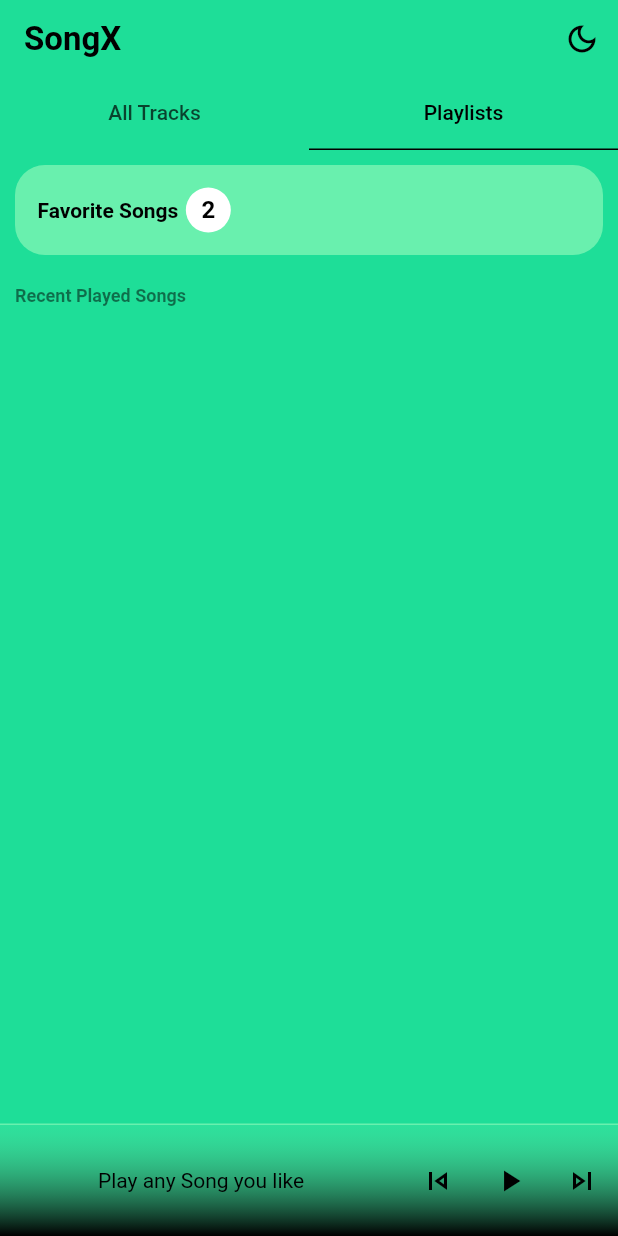
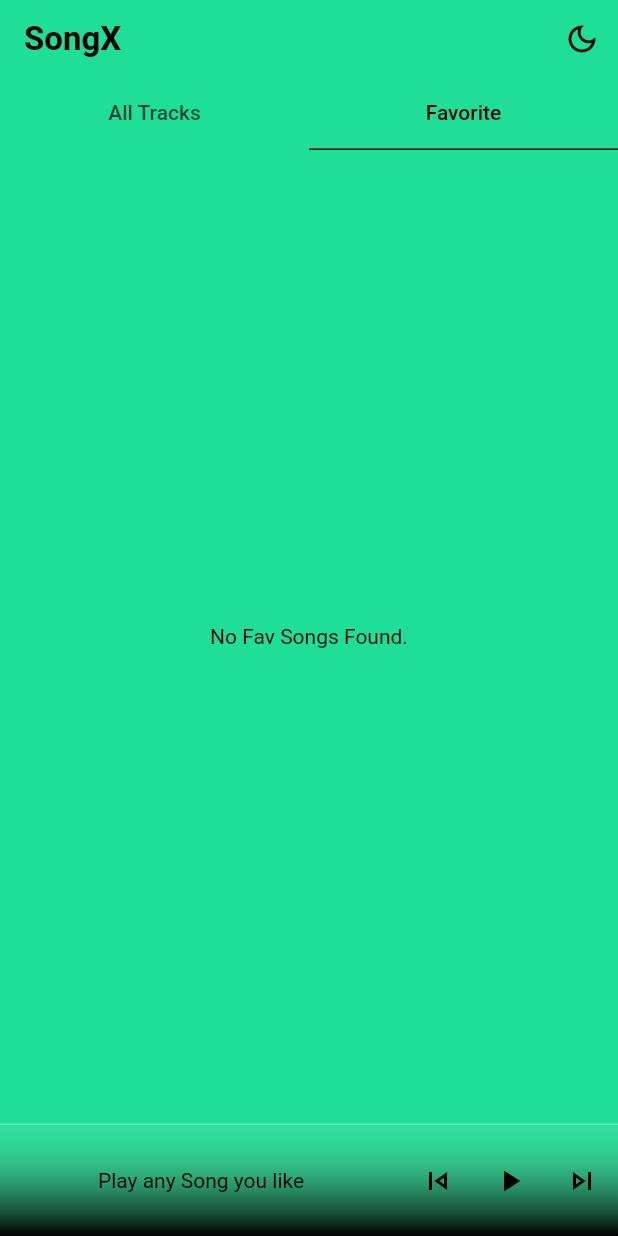
Before and after one commit to kailasnv/songx-music-player, a Flutter app: the screen it shows after launch, tab 2 chosen, on a phone screen of 412 x 824 dp. Run offline on Flutter 3.47's test engine with Material 2 defaults, Android fonts, the phone set to English and light mode, and no system bars; our stand-ins replace audio_video_progress_bar, bloc, flutter_bloc, hive_flutter, just_audio, on_audio_query and 1 more; accounts and stored records are empty.

Commit message:
song events completed, add to fav playlist with hive - Done

```diff
--- a/lib/data/hive class/database.dart
+++ b/lib/data/hive class/database.dart
@@ -1,20 +1,25 @@
-import 'package:flutter/material.dart';
-import 'package:on_audio_query/on_audio_query.dart';
+import 'package:hive_flutter/hive_flutter.dart';
+import 'package:songx/presentation/state_managment/songs_bloc/songs_bloc.dart';
 
-// class Database extends ChangeNotifier {
-//   // list of fav songs
-//   List<SongModel> favoriteSongList = [];
-//   List<SongModel> recentSongList = [];
+class Database {
+  // temporary variable to store data , and to upload to hive
+  List<int> favIDs = [];
 
-//   addToRecent(SongModel currentSong) {
-//     recentSongList.add(currentSong);
-//     notifyListeners();
-//   }
+  // open hive db ref
+  final myBox = Hive.box("favorite");
 
-//   // add to fav method
-//   addToFavorite(SongModel newSong) {
-//     print("adding to fav list ");
-//     favoriteSongList.add(newSong);
-//     notifyListeners();
-//   }
-// }
+  // this will give all data from HIVE
+  loadDataFromHive() {
+    if (myBox.get("FAV_KEY") != null) {
+      favIDs = myBox.get("FAV_KEY");
+    }
+  }
+
+  // add or remove from database
+  updateDatabase(SongsState state) async {
+    for (var i = 0; i < state.favoritePlaylist.length; i++) {
+      favIDs.add(state.favoritePlaylist[i].id);
+    }
+    await myBox.put("FAV_KEY", favIDs);
+  }
+}
--- /dev/null
+++ b/lib/data/models/position_data.dart
@@ -0,0 +1,12 @@
+// used for music time stamp position
+class PositionData {
+  final Duration position;
+  final Duration bufferedPosition;
+  final Duration duration;
+
+  const PositionData({
+    required this.position,
+    required this.bufferedPosition,
+    required this.duration,
+  });
+}
--- a/lib/main.dart
+++ b/lib/main.dart
@@ -12,6 +12,8 @@ Future<void> main() async {
   WidgetsFlutterBinding.ensureInitialized();
   // initialize hive
   await Hive.initFlutter();
+  await Hive.openBox("favorite"); // Fav songs
+  await Hive.openBox("theme"); // theme mode ?
 
   runApp(MultiProvider(
     providers: [
@@ -29,7 +31,7 @@ class MyApp extends StatelessWidget {
     return MultiBlocProvider(
       providers: [
         BlocProvider(create: (context) => ThemeCubit()), // manages theme
-        BlocProvider(create: (context) => SongsBloc()),
+        BlocProvider(create: (context) => SongsBloc()), // manages songs
       ],
       child: BlocBuilder<ThemeCubit, ThemeState>(
         builder: (context, state) {
--- a/lib/presentation/pages/homepage/home_screen.dart
+++ b/lib/presentation/pages/homepage/home_screen.dart
@@ -2,7 +2,7 @@ import 'package:flutter/material.dart';
 import 'package:flutter_bloc/flutter_bloc.dart';
 import 'package:on_audio_query/on_audio_query.dart';
 import 'package:provider/provider.dart';
-import 'package:songx/presentation/pages/homepage/widgets/playlists.dart';
+import 'package:songx/presentation/pages/homepage/widgets/favorite.dart';
 import 'package:songx/presentation/pages/homepage/widgets/tracks.dart';
 import 'package:songx/presentation/state_managment/player_provider/audio_player_prov.dart';
 
@@ -28,10 +28,17 @@ class _HomeScreenState extends State<HomeScreen> {
   void initState() {
     _audioQuery = OnAudioQuery();
     requestStoragePermission(_audioQuery);
+
+    // get all tracks from mobile storage
     BlocProvider.of<SongsBloc>(context)
         .add(FetchAllSongsEvent(audioQuery: _audioQuery));
+
     // init the audio player
     Provider.of<AudioProvider>(context, listen: false).initMyAudioPlayer();
+
+    // get all favorite songs from hive db
+    BlocProvider.of<SongsBloc>(context).add(FetchFavoritePlaylistEvent());
+
     super.initState();
   }
 
@@ -44,7 +51,7 @@ class _HomeScreenState extends State<HomeScreen> {
   // list of all 4 page
   static const List<Widget> categories = [
     TracksPage(),
-    PlaylistsPage(),
+    FavoritePage(),
   ];
 
   @override
--- /dev/null
+++ b/lib/presentation/pages/homepage/widgets/favorite.dart
@@ -0,0 +1,34 @@
+import 'package:flutter/material.dart';
+import 'package:flutter_bloc/flutter_bloc.dart';
+
+import '../../../state_managment/songs_bloc/songs_bloc.dart';
+import '../../../widgets/songtile.dart';
+
+class FavoritePage extends StatelessWidget {
+  const FavoritePage({super.key});
+
+  //
+  @override
+  Widget build(BuildContext context) {
+    return BlocBuilder<SongsBloc, SongsState>(
+      builder: (context, state) {
+        if (state.isLoading) {
+          return const Center(child: CircularProgressIndicator());
+        }
+        if (state.favoritePlaylist.isNotEmpty) {
+          return ListView.builder(
+            itemCount: state.favoritePlaylist.length,
+            itemBuilder: (context, index) {
+              // this [song] will get me each individual songs
+              final song = state.favoritePlaylist[index];
+
+              return SongTileWidget(song: song, index: index);
+            },
+          );
+        } else {
+          return const Center(child: Text("No Fav Songs Found."));
+        }
+      },
+    );
+  }
+}
--- a/lib/presentation/pages/homepage/widgets/playlists.dart
+++ /dev/null
@@ -1,104 +0,0 @@
-import 'package:flutter/material.dart';
-
-class PlaylistsPage extends StatelessWidget {
-  const PlaylistsPage({super.key});
-
-  //
-  @override
-  Widget build(BuildContext context) {
-    return SingleChildScrollView(
-      child: Column(
-        children: [
-          // fav songs list
-
-          Padding(
-            padding: const EdgeInsets.all(10),
-            child: Container(
-              height: 60,
-              padding: const EdgeInsets.all(15),
-              decoration: BoxDecoration(
-                borderRadius: BorderRadius.circular(20),
-                color: Theme.of(context).primaryColorLight,
-              ),
-              child: Center(
-                  child: Row(
-                children: const [
-                  Text("Favorite Songs",
-                      style: TextStyle(fontWeight: FontWeight.bold)),
-                  CircleAvatar(
-                    backgroundColor: Colors.white,
-                    child: Text("2",
-                        style: TextStyle(
-                          fontWeight: FontWeight.bold,
-                          color: Colors.black,
-                        )),
-                  ),
-                ],
-              )),
-            ),
-          ),
-
-          // recent played songs list
-          HeadingTitleWidget(
-            title: "Recent Played Songs",
-            canShowMoreButton: false,
-            onTap: () {},
-          ),
-          // Consumer<Database>(
-          //   builder: (context, state, _) {
-          //     if (state.favoriteSongList.isNotEmpty) {
-          //       return ListView.builder(
-          //         shrinkWrap: true,
-          //         physics: const NeverScrollableScrollPhysics(),
-          //         itemCount: state.favoriteSongList.length,
-          //         itemBuilder: (context, index) {
-          //           var song = state.favoriteSongList[index];
-
-          //           return ListTile(title: Text(song.title));
-          //         },
-          //       );
-          //     } else {
-          //       return const Text("No Recent Songs.");
-          //     }
-          //   },
-          // ),
-        ],
-      ),
-    );
-  }
-}
-
-class HeadingTitleWidget extends StatelessWidget {
-  const HeadingTitleWidget({
-    super.key,
-    required this.canShowMoreButton,
-    required this.onTap,
-    required this.title,
-  });
-
-  final String title;
-  final bool canShowMoreButton;
-  final void Function()? onTap;
-  static const style = TextStyle(fontWeight: FontWeight.bold, fontSize: 12);
-  @override
-  Widget build(BuildContext context) {
-    return Padding(
-      padding: const EdgeInsets.all(10),
-      child: Opacity(
-        opacity: 0.5,
-        child: Row(
-          mainAxisAlignment: MainAxisAlignment.spaceBetween,
-          children: [
-            Text(title, style: style),
-            canShowMoreButton
-                ? GestureDetector(
-                    onTap: onTap,
-                    child: const Text("Show All", style: style),
-                  )
-                : const SizedBox(),
-          ],
-        ),
-      ),
-    );
-  }
-}
--- a/lib/presentation/state_managment/songs_bloc/songs_bloc.dart
+++ b/lib/presentation/state_managment/songs_bloc/songs_bloc.dart
@@ -1,19 +1,26 @@
 import 'package:bloc/bloc.dart';
+import 'package:flutter/material.dart';
 import 'package:flutter_bloc/flutter_bloc.dart';
 import 'package:on_audio_query/on_audio_query.dart';
+import 'package:songx/data/hive%20class/database.dart';
 import 'package:songx/domain/repo/fetchsongs_repo.dart';
 import 'package:just_audio/just_audio.dart';
+
+import '../../../utils/snackbar.dart';
 
 part 'songs_event.dart';
 part 'songs_state.dart';
 
 class SongsBloc extends Bloc<SongsEvent, SongsState> {
-  SongsBloc() : super(SongsInitial(isLoading: false, isPlaying: false)) {
+  SongsBloc()
+      : super(SongsInitial(
+            isLoading: false, isPlaying: false, favoritePlaylist: [])) {
     // GET ALL SONGS from device storage
     on<FetchAllSongsEvent>((event, emit) async {
       emit(SongsState(
         isLoading: true,
         isPlaying: false,
+        favoritePlaylist: state.favoritePlaylist,
       ));
 
       final songs = await Repositary.getAllSongsFromDevice(event.audioQuery);
@@ -22,6 +29,7 @@ class SongsBloc extends Bloc<SongsEvent, SongsState> {
         isLoading: false,
         allTracksPlaylist: songs, //update the main list of songs
         isPlaying: false,
+        favoritePlaylist: state.favoritePlaylist,
       ));
     });
 
@@ -30,13 +38,14 @@ class SongsBloc extends Bloc<SongsEvent, SongsState> {
       var audioPlayer = event.audioPlayer;
 
       if (!audioPlayer.playing) {
-        // if NOT playing , iam going to play it
+        // if NOT playing , iam going to play it.
         emit(SongsState(
           isLoading: false,
           currentSong: event.currentSong, // updating current song
           allTracksPlaylist: state.allTracksPlaylist,
           isPlaying: true, // before play method , updating this to true
           songIndex: event.songIndex,
+          favoritePlaylist: state.favoritePlaylist,
         ));
         // sets file to audioplayer  , then play the song..
         await audioPlayer
@@ -44,21 +53,22 @@ class SongsBloc extends Bloc<SongsEvent, SongsState> {
         await audioPlayer.play();
       }
 
-      // if already playing........... ,
+      // if already playing .. ... ... ... ,
       if (audioPlayer.playing) {
-        // checking if the user tapped the same song   or a new song
+        // there is 2 scenarios-
+        // checking if the user tapped the same song /or a new song
         if (event.currentSong == state.currentSong) {
           // if user tapped same song - then PAUSE the song
 
           emit(SongsState(
             isLoading: false,
-            currentSong:
-                event.currentSong, // updating current song from user event
+            currentSong: event.currentSong,
             allTracksPlaylist: state.allTracksPlaylist,
             isPlaying: false,
             songIndex: state.songIndex,
+            favoritePlaylist: state.favoritePlaylist,
           ));
-          await audioPlayer.pause(); // pause
+          await audioPlayer.pause(); // pause the song
         } else {
           // if user tapped a NEW song then play the new song
           emit(SongsState(
@@ -67,6 +77,7 @@ class SongsBloc extends Bloc<SongsEvent, SongsState> {
             allTracksPlaylist: state.allTracksPlaylist,
             isPlaying: true,
             songIndex: event.songIndex,
+            favoritePlaylist: state.favoritePlaylist,
           ));
           // set up a NEW audio file and  PLAY the new song
           await audioPlayer
@@ -76,7 +87,7 @@ class SongsBloc extends Bloc<SongsEvent, SongsState> {
       }
     });
 
-    // play and pause event
+    // play and pause events
     on<PlayPauseSong>((event, emit) async {
       var audioPlayer = event.audioPlayer;
 
@@ -84,21 +95,23 @@ class SongsBloc extends Bloc<SongsEvent, SongsState> {
         // before pause or play, I need to update the isPlaying state
         emit(SongsState(
           isLoading: false,
-          isPlaying: false,
+          isPlaying: false, // set to pause
           currentSong: state.currentSong,
           allTracksPlaylist: state.allTracksPlaylist,
           songIndex: state.songIndex,
+          favoritePlaylist: state.favoritePlaylist,
         ));
-        await audioPlayer.pause();
+        await audioPlayer.pause(); // then pause song
       } else {
         emit(SongsState(
           isLoading: false,
-          isPlaying: true,
+          isPlaying: true, // set to play
           currentSong: state.currentSong,
           allTracksPlaylist: state.allTracksPlaylist,
           songIndex: state.songIndex,
+          favoritePlaylist: state.favoritePlaylist,
         ));
-        await audioPlayer.play();
+        await audioPlayer.play(); // then play song
       }
     });
 
@@ -113,6 +126,7 @@ class SongsBloc extends Bloc<SongsEvent, SongsState> {
           currentSong: state.allTracksPlaylist![
               state.songIndex! + 1], // updating current song by +1
           songIndex: state.songIndex! + 1, //also updating song index by + 1
+          favoritePlaylist: state.favoritePlaylist,
         ));
 
         // set up a NEXT audio file and  PLAY the Next song
@@ -133,6 +147,7 @@ class SongsBloc extends Bloc<SongsEvent, SongsState> {
           allTracksPlaylist: state.allTracksPlaylist,
           currentSong: state.allTracksPlaylist![state.songIndex! - 1],
           songIndex: state.songIndex! - 1,
+          favoritePlaylist: state.favoritePlaylist,
         ));
 
         // set up a PREVIOUS audio file and  PLAY the previous song
@@ -141,5 +156,88 @@ class SongsBloc extends Bloc<SongsEvent, SongsState> {
         await audioPlayer.play();
       }
     });
+
+    // Manage Fav songs event
+    on<AddToFavEvent>((event, emit) async {
+      // object of databse class
+      Database db = Database();
+
+      var song = event.currentSong;
+
+      print("adding  ${song.title}  to fav playlist");
+
+      // if this song already containes , then REMOVE it from FAV list
+      if (state.favoritePlaylist.contains(song)) {
+        state.favoritePlaylist.remove(song); // remove song
+        // then update state
+        emit(SongsState(
+          isLoading: false,
+          isPlaying: state.isPlaying,
+          allTracksPlaylist: state.allTracksPlaylist,
+          songIndex: state.songIndex,
+          currentSong: state.currentSong,
+          favoritePlaylist: state.favoritePlaylist, // update state
+        ));
+
+        // snackbar to give a feedback to user
+        showSomeFeedback(event.context, "Song removed from favorite.");
+
+        // remove & update hive
+        db.updateDatabase(state);
+      } else {
+        // if this song is not in Fav
+        // ADD song to Favorite Playlist
+        state.favoritePlaylist.add(song);
+        // then update state
+        emit(SongsState(
+          isLoading: false,
+          isPlaying: state.isPlaying,
+          allTracksPlaylist: state.allTracksPlaylist,
+          songIndex: state.songIndex,
+          currentSong: state.currentSong,
+          favoritePlaylist: state.favoritePlaylist, // update state
+        ));
+
+        // snackbar
+        showSomeFeedback(event.context, "Song added to favorite.");
+
+        // add & update hive db
+        db.updateDatabase(state);
+      }
+    });
+
+    // when app starts,  GET all FAV songs IDs from hive db
+    on<FetchFavoritePlaylistEvent>((event, emit) async {
+      // instance of hive db class
+      Database db = Database();
+      db.loadDataFromHive();
+
+      print("favSongsIDs = ${db.favIDs.toString()}");
+
+      // this will give me some time to Fill up data in  allTracksPlaylist
+      await Future.delayed(const Duration(seconds: 2));
+
+      // checking fav songs...
+      if (state.allTracksPlaylist != null) {
+        for (var i = 0; i < state.allTracksPlaylist!.length; i++) {
+          for (var j = 0; j < state.allTracksPlaylist!.length; j++) {
+            // if ids are same. add that song to favoritePlaylist
+
+            if (db.favIDs[i] == state.allTracksPlaylist![j].id) {
+              state.favoritePlaylist.add(state.allTracksPlaylist![j]);
+            }
+          }
+        }
+        // update state
+        emit(SongsState(
+          isLoading: state.isLoading,
+          favoritePlaylist: state.favoritePlaylist, // updates the state of FAV
+          isPlaying: state.isPlaying,
+          allTracksPlaylist: state.allTracksPlaylist,
+          currentSong: state.currentSong,
+          songIndex: state.songIndex,
+        ));
+      }
+    });
   }
 }
--- a/lib/presentation/state_managment/songs_bloc/songs_event.dart
+++ b/lib/presentation/state_managment/songs_bloc/songs_event.dart
@@ -34,3 +34,16 @@ class PlayPreviousSong extends SongsEvent {
   final AudioPlayer audioPlayer;
   PlayPreviousSong({required this.audioPlayer});
 }
+
+// Like or UnLike song
+class AddToFavEvent extends SongsEvent {
+  final SongModel currentSong;
+  final BuildContext context;
+  AddToFavEvent({
+    required this.currentSong,
+    required this.context,
+  });
+}
+
+// get all songs from HIVE db
+class FetchFavoritePlaylistEvent extends SongsEvent {}
--- a/lib/presentation/state_managment/songs_bloc/songs_state.dart
+++ b/lib/presentation/state_managment/songs_bloc/songs_state.dart
@@ -3,6 +3,7 @@ part of 'songs_bloc.dart';
 class SongsState {
   final bool isLoading;
   final List<SongModel>? allTracksPlaylist;
+  final List<SongModel> favoritePlaylist;
   final SongModel? currentSong;
   final bool isPlaying;
   final int? songIndex;
@@ -10,6 +11,7 @@ class SongsState {
   SongsState({
     required this.isLoading,
     this.allTracksPlaylist,
+    required this.favoritePlaylist,
     this.currentSong,
     required this.isPlaying,
     this.songIndex,
@@ -17,5 +19,9 @@ class SongsState {
 }
 
 class SongsInitial extends SongsState {
-  SongsInitial({required super.isLoading, required super.isPlaying});
+  SongsInitial({
+    required super.isLoading,
+    required super.isPlaying,
+    required super.favoritePlaylist,
+  });
 }
--- a/lib/presentation/widgets/appbar.dart
+++ b/lib/presentation/widgets/appbar.dart
@@ -19,7 +19,7 @@ class CustomAppbar extends StatelessWidget {
             fontSize: 22,
           )),
       actions: [
-        // update theme mode button
+        // button for - change theme modes
         IconButton(
           onPressed: () {
             context.read<ThemeCubit>().updataTheme();
@@ -35,14 +35,12 @@ class CustomAppbar extends StatelessWidget {
         ),
         // */
       ],
-      // bottom
       bottom: const TabBar(
         tabs: [
           Tab(text: "All Tracks"),
-          Tab(text: "Playlists"),
+          Tab(text: "Favorite"),
         ],
       ),
-      // */
     );
   }
 }
--- a/lib/presentation/widgets/bottom_player.dart
+++ b/lib/presentation/widgets/bottom_player.dart
@@ -18,8 +18,8 @@ class BottomNowPlayingTile extends StatelessWidget {
 
     return BlocBuilder<SongsBloc, SongsState>(builder: (context, state) {
       return GestureDetector(
-        // go to song controll panel page
         onTap: () {
+          // go to song player page
           if (state.currentSong != null) {
             Navigator.of(context).push(
               SlidePageRoute(child: const PlayerScreen()),
@@ -54,6 +54,7 @@ class BottomNowPlayingTile extends StatelessWidget {
                             child: QueryArtworkWidget(
                               id: state.currentSong!.id,
                               type: ArtworkType.AUDIO,
+                              keepOldArtwork: true,
                               artworkFit: BoxFit.contain,
                               artworkBorder: BorderRadius.zero,
                               nullArtworkWidget: const SizedBox(),
@@ -78,7 +79,7 @@ class BottomNowPlayingTile extends StatelessWidget {
                   },
                 ),
               ),
-
+              /*             - SONGS EVENTS -             */
               // PREVIOUS SONG
               IconButton(
                 onPressed: () => context
@@ -89,9 +90,12 @@ class BottomNowPlayingTile extends StatelessWidget {
               // PLAY OR PAUSE
               IconButton(
                   onPressed: () {
-                    context
-                        .read<SongsBloc>()
-                        .add(PlayPauseSong(audioPlayer: prov.audioPlayer));
+                    // checking this for - Not to call event if there is no current song
+                    if (state.currentSong != null) {
+                      context
+                          .read<SongsBloc>()
+                          .add(PlayPauseSong(audioPlayer: prov.audioPlayer));
+                    }
                   },
                   icon: Icon(state.isPlaying ? Icons.pause : Icons.play_arrow)),
               //NEXT SONG
--- a/pubspec.yaml
+++ b/pubspec.yaml
@@ -28,17 +28,19 @@ environment:
 # the latest version available on pub.dev. To see which dependencies have newer
 # versions available, run `flutter pub outdated`.
 dependencies:
+  audio_video_progress_bar: ^1.0.1
   bloc: ^8.1.2
-  cached_network_image: ^3.2.3
   cupertino_icons: ^1.0.2
   flutter:
     sdk: flutter
   flutter_bloc: ^8.1.3
+  flutter_slidable: ^3.0.0
   hive: ^2.2.3
   hive_flutter: ^1.1.0
   just_audio: ^0.9.34
   on_audio_query: ^2.9.0
   provider: ^6.0.5
+  rxdart: ^0.27.5
 
 dev_dependencies:
   build_runner: null
```
Also changed, not shown: lib/presentation/pages/player_page/player_screen.dart (+44 -23 lines), lib/presentation/state_managment/player_provider/audio_player_prov.dart (+15 -0 lines), lib/presentation/widgets/songtile.dart (+8 -12 lines), lib/utils/snackbar.dart (added, +16 -0 lines), pubspec.lock.
